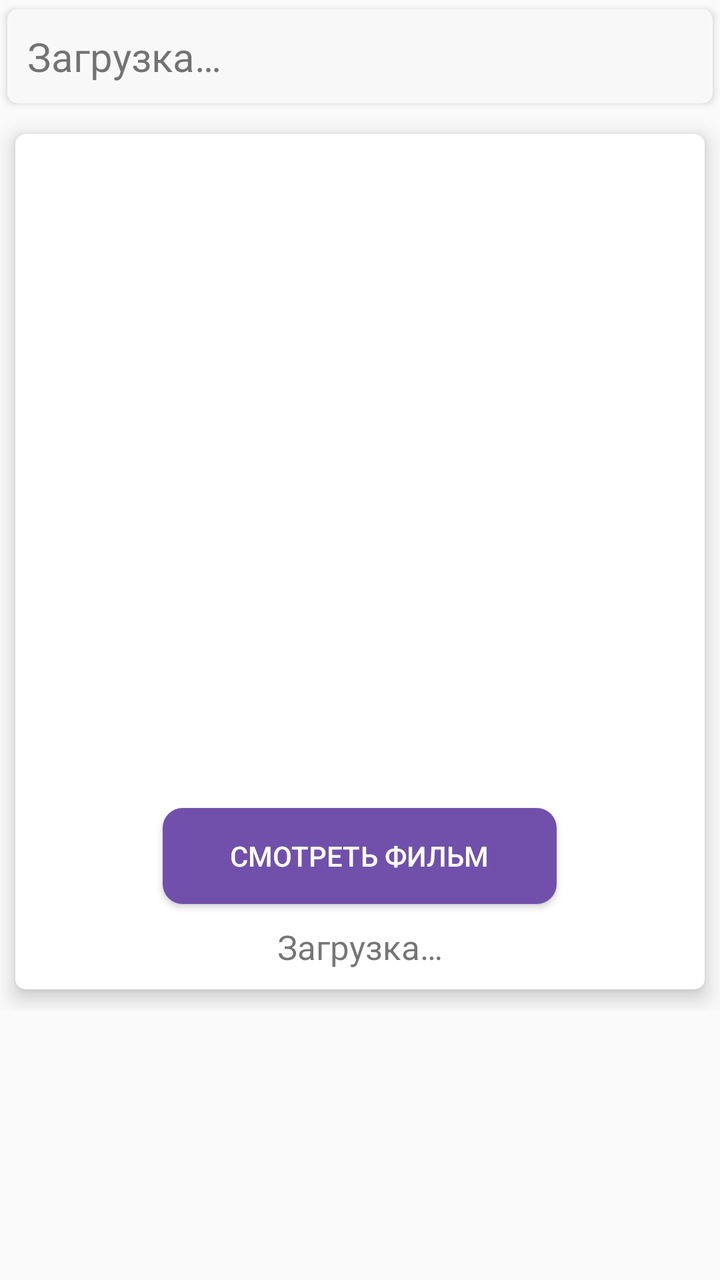
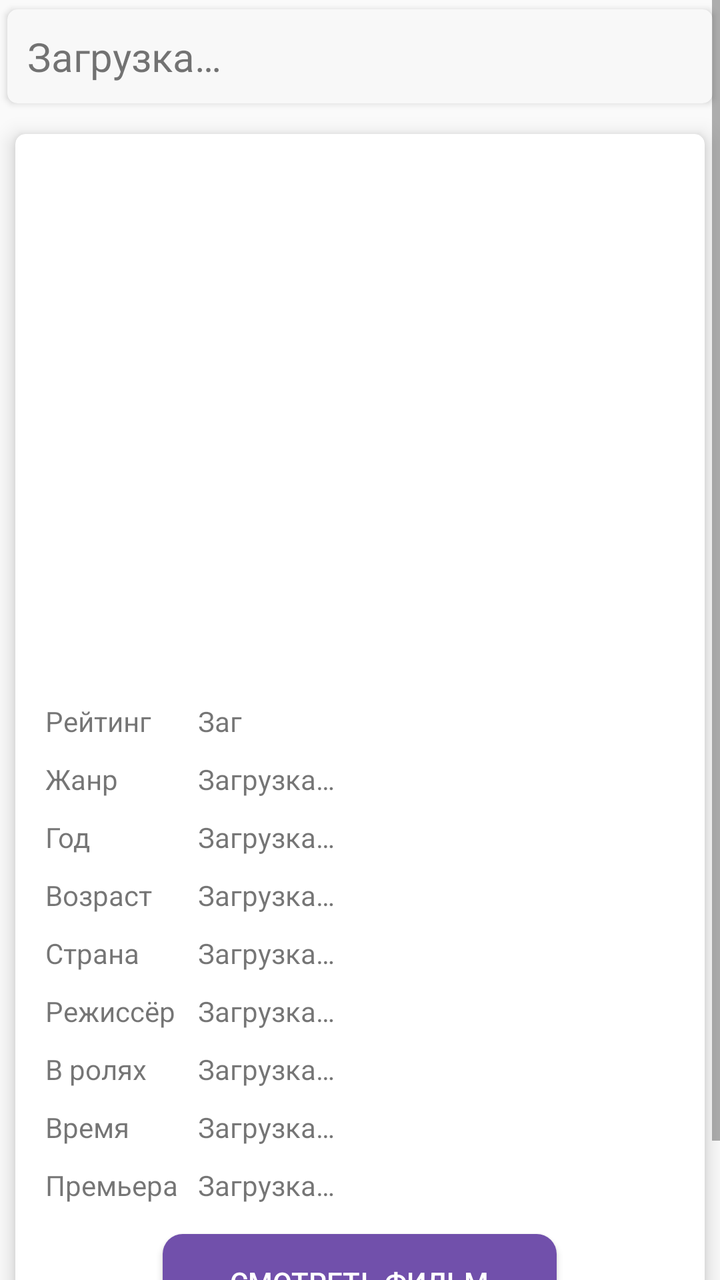

The first picture is an Android layout as it rendered before a commit; the second is the same layout after the commit. The layout source and the unified diff follow.
<!-- AndroidManifest.xml: application theme AppTheme -->
<!-- res/layout/activity_full.xml -->
<?xml version="1.0" encoding="utf-8"?>
<ScrollView
    xmlns:android="http://schemas.android.com/apk/res/android"
    xmlns:tools="http://schemas.android.com/tools"
    android:layout_width="match_parent"
    android:layout_height="match_parent">

<LinearLayout
    xmlns:app="http://schemas.android.com/apk/res-auto"
    android:id="@+id/main"
    android:scrollbars="vertical"
    android:orientation="vertical"
    android:layout_width="match_parent"
    android:layout_height="wrap_content"
    tools:context=".activity.FullActivity"
    tools:ignore="WebViewLayout">

    <androidx.cardview.widget.CardView
        app:cardBackgroundColor="#F8F8F8"
        android:layout_width="match_parent"
        android:layout_height="match_parent"
        xmlns:app="http://schemas.android.com/apk/res-auto"
        android:scrollbars="vertical"
        app:cardCornerRadius="5dp"
        app:cardPreventCornerOverlap="true"
        app:cardUseCompatPadding="true">

        <TextView
            android:id="@+id/view_title_full"
            android:textAlignment="center"
            android:padding="10dp"
            android:layout_width="match_parent"
            android:layout_height="wrap_content"
            android:ellipsize="end"
            android:maxLines="1"
            android:singleLine="true"
            android:text="@string/example_title"
            android:textSize="20sp" />

    </androidx.cardview.widget.CardView>

    <androidx.cardview.widget.CardView
        android:layout_width="match_parent"
        android:layout_height="match_parent"
        android:scrollbars="vertical"
        app:cardCornerRadius="5dp"
        app:cardElevation="6dp"
        app:cardPreventCornerOverlap="true"
        app:cardUseCompatPadding="true"
        tools:layout_editor_absoluteX="1dp">

        <LinearLayout
            android:orientation="vertical"
            android:layout_width="match_parent"
            android:layout_height="match_parent"
            tools:ignore="UseCompoundDrawables">

            <ImageView
                android:id="@+id/view_image_full"
                android:layout_margin="20dp"
                android:layout_width="198dp"
                android:layout_height="297dp"
                android:layout_gravity="center|top"
                android:contentDescription="@string/todo" />

            <Button
                android:id="@+id/view_film_button"
                android:layout_gravity="center"
                android:text="@string/view_string_button"
                android:textColor="@color/white"
                android:background="@drawable/button_background"
                android:layout_width="197dp"
                android:layout_height="wrap_content"/>

            <TextView
                android:id="@+id/view_descr"
                android:padding="10dp"
                android:layout_gravity="center"
                android:layout_width="wrap_content"
                android:layout_height="wrap_content"
                android:ellipsize="end"
                android:text="@string/example_title"
                android:textSize="17sp"
                tools:ignore="RtlCompat" />
        </LinearLayout>
    </androidx.cardview.widget.CardView>

    </LinearLayout>

</ScrollView>
<!-- resources referenced by this layout -->
<resources>
  <color name="white">#FFFFFFFF</color>
  <!-- drawable button_background (drawable) -->
  <?xml version="1.0" encoding="utf-8"?>
  <shape xmlns:android="http://schemas.android.com/apk/res/android"
      android:shape="rectangle">
      <solid android:color="#7150AB" />
      <corners android:radius="10dp" />
      <padding
          android:bottom="4dp"
          android:left="4dp"
          android:right="4dp"
          android:top="4dp" />
  </shape>
  <string name="example_title">Загрузка…</string>
  <string name="todo">TODO</string>
  <string name="view_string_button">смотреть фильм</string>
  <style name="AppTheme" parent="Theme.AppCompat.Light.DarkActionBar">
          <item name="colorPrimary">#162687</item>
          <item name="colorPrimaryDark">#734E16</item>
      </style>
</resources>

<!-- the commit's change to res/layout/activity_full.xml (unified diff, before → after) -->
@@ -1,12 +1,12 @@
 <?xml version="1.0" encoding="utf-8"?>
 <ScrollView
     xmlns:android="http://schemas.android.com/apk/res/android"
+    xmlns:app="http://schemas.android.com/apk/res-auto"
     xmlns:tools="http://schemas.android.com/tools"
     android:layout_width="match_parent"
     android:layout_height="match_parent">
 
 <LinearLayout
-    xmlns:app="http://schemas.android.com/apk/res-auto"
     android:id="@+id/main"
     android:scrollbars="vertical"
     android:orientation="vertical"
@@ -19,7 +19,6 @@
         app:cardBackgroundColor="#F8F8F8"
         android:layout_width="match_parent"
         android:layout_height="match_parent"
-        xmlns:app="http://schemas.android.com/apk/res-auto"
         android:scrollbars="vertical"
         app:cardCornerRadius="5dp"
         app:cardPreventCornerOverlap="true"
@@ -55,13 +54,7 @@
             android:layout_height="match_parent"
             tools:ignore="UseCompoundDrawables">
 
-            <ImageView
-                android:id="@+id/view_image_full"
-                android:layout_margin="20dp"
-                android:layout_width="198dp"
-                android:layout_height="297dp"
-                android:layout_gravity="center|top"
-                android:contentDescription="@string/todo" />
+            <include layout="@layout/test"/>
 
             <Button
                 android:id="@+id/view_film_button"
@@ -88,3 +81,171 @@
     </LinearLayout>
 
 </ScrollView>
+<!-- res/layout/test.xml (included above) -->
+<?xml version="1.0" encoding="utf-8"?>
+<TableLayout xmlns:android="http://schemas.android.com/apk/res/android"
+    android:layout_width="match_parent"
+    android:layout_height="wrap_content"
+    android:padding="10dp"
+    android:stretchColumns="2">
+
+    <ImageView
+        android:id="@+id/view_image_full"
+        android:layout_gravity="center"
+        android:layout_width="173dp"
+        android:layout_height="259dp"
+        android:layout_margin="5dp"
+        android:contentDescription="@string/todo" />
+
+    <TableRow>
+<LinearLayout
+    android:orientation="vertical"
+    android:layout_gravity="start|center"
+    android:layout_width="match_parent"
+    android:layout_height="wrap_content">
+
+    <TextView
+        android:layout_width="wrap_content"
+        android:layout_height="wrap_content"
+        android:padding="5dp"
+        android:layout_columnWeight="1"
+        android:text="@string/raiting" />
+
+    <TextView
+        android:layout_width="wrap_content"
+        android:layout_height="wrap_content"
+        android:padding="5dp"
+        android:layout_columnWeight="1"
+        android:text="@string/janr" />
+
+    <TextView
+        android:layout_width="wrap_content"
+        android:layout_height="wrap_content"
+        android:padding="5dp"
+        android:layout_columnWeight="1"
+        android:text="@string/year" />
+
+    <TextView
+        android:layout_width="wrap_content"
+        android:layout_height="wrap_content"
+        android:padding="5dp"
+        android:layout_columnWeight="1"
+        android:text="@string/age" />
+
+    <TextView
+        android:layout_width="wrap_content"
+        android:layout_height="wrap_content"
+        android:padding="5dp"
+        android:layout_columnWeight="1"
+        android:text="@string/strana" />
+
+    <TextView
+        android:layout_width="wrap_content"
+        android:layout_height="wrap_content"
+        android:padding="5dp"
+        android:layout_columnWeight="1"
+        android:text="@string/director" />
+
+    <TextView
+        android:layout_width="wrap_content"
+        android:layout_height="wrap_content"
+        android:padding="5dp"
+        android:layout_columnWeight="1"
+        android:text="@string/role" />
+
+    <TextView
+        android:layout_width="wrap_content"
+        android:layout_height="wrap_content"
+        android:padding="5dp"
+        android:layout_columnWeight="1"
+        android:text="@string/time" />
+
+    <TextView
+        android:layout_width="wrap_content"
+        android:layout_height="wrap_content"
+        android:padding="5dp"
+        android:layout_columnWeight="1"
+        android:text="@string/premiera" />
+
+</LinearLayout>
+        <LinearLayout
+            android:orientation="vertical"
+            android:layout_gravity="start|center"
+            android:layout_width="match_parent"
+            android:layout_height="wrap_content">
+
+            <TextView
+                android:id="@+id/raitingTv"
+                android:maxLength="3"
+                android:layout_width="match_parent"
+                android:layout_height="wrap_content"
+                android:padding="5dp"
+                android:layout_columnWeight="1"
+                android:text="@string/todo" />
+
+            <TextView
+                android:id="@+id/janrTv"
+                android:layout_width="wrap_content"
+                android:layout_height="wrap_content"
+                android:padding="5dp"
+                android:layout_columnWeight="1"
+                android:text="@string/todo" />
+
+            <TextView
+                android:id="@+id/yearTv"
+                android:layout_width="wrap_content"
+                android:layout_height="wrap_content"
+                android:padding="5dp"
+                android:layout_columnWeight="1"
+                android:text="@string/todo" />
+
+            <TextView
+                android:id="@+id/ageTv"
+                android:layout_width="wrap_content"
+                android:layout_height="wrap_content"
+                android:padding="5dp"
+                android:layout_columnWeight="1"
+                android:text="@string/todo" />
+
+            <TextView
+                android:id="@+id/stranaTv"
+                android:layout_width="wrap_content"
+                android:layout_height="wrap_content"
+                android:padding="5dp"
+                android:layout_columnWeight="1"
+                android:text="@string/todo" />
+
+            <TextView
+                android:id="@+id/directorTv"
+                android:layout_width="wrap_content"
+                android:layout_height="wrap_content"
+                android:padding="5dp"
+                android:layout_columnWeight="1"
+                android:text="@string/todo" />
+
+            <TextView
+                android:id="@+id/roleTv"
+                android:layout_width="wrap_content"
+                android:layout_height="wrap_content"
+                android:padding="5dp"
+                android:layout_columnWeight="1"
+                android:text="@string/todo" />
+
+            <TextView
+                android:id="@+id/timeTv"
+                android:layout_width="wrap_content"
+                android:layout_height="wrap_content"
+                android:padding="5dp"
+                android:layout_columnWeight="1"
+                android:text="@string/todo" />
+
+            <TextView
+                android:id="@+id/premieraTv"
+                android:layout_width="wrap_content"
+                android:layout_height="wrap_content"
+                android:padding="5dp"
+                android:layout_columnWeight="1"
+                android:text="@string/todo" />
+        </LinearLayout>
+    </TableRow>
+</TableLayout>
<!-- resource entries referenced after the edit -->
@@ -13,9 +13,18 @@
           android:right="4dp"
           android:top="4dp" />
   </shape>
+  <string name="age">Возраст</string>
+  <string name="director">Режиссёр</string>
   <string name="example_title">Загрузка…</string>
-  <string name="todo">TODO</string>
+  <string name="janr">Жанр</string>
+  <string name="premiera">Премьера</string>
+  <string name="raiting">Рейтинг</string>
+  <string name="role">В ролях</string>
+  <string name="strana">Страна</string>
+  <string name="time">Время</string>
+  <string name="todo">Загрузка…</string>
   <string name="view_string_button">смотреть фильм</string>
+  <string name="year">Год</string>
   <style name="AppTheme" parent="Theme.AppCompat.Light.DarkActionBar">
           <item name="colorPrimary">#162687</item>
           <item name="colorPrimaryDark">#734E16</item>
